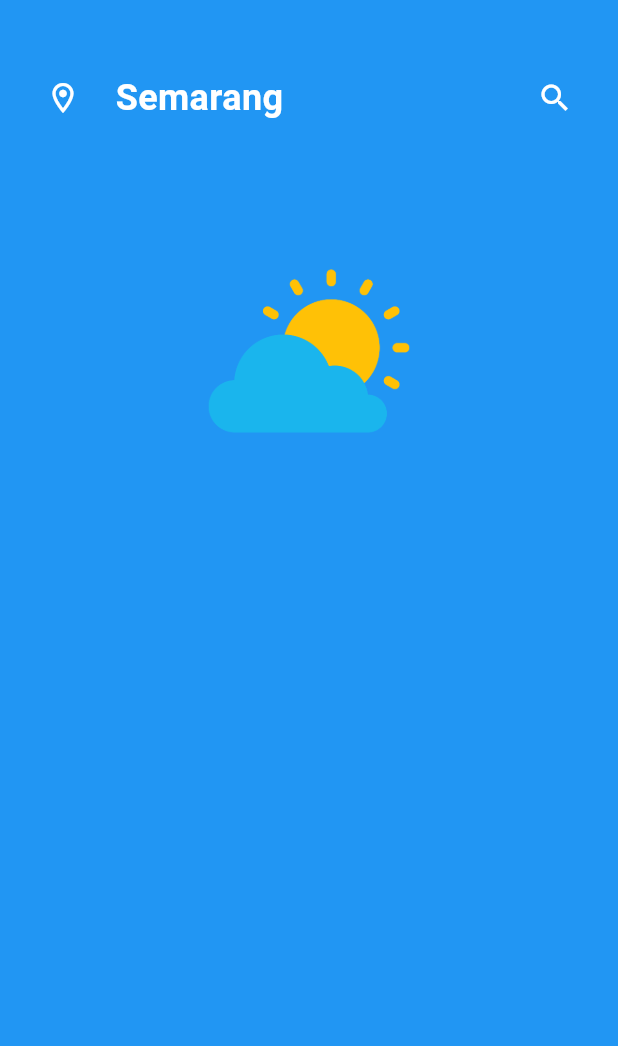
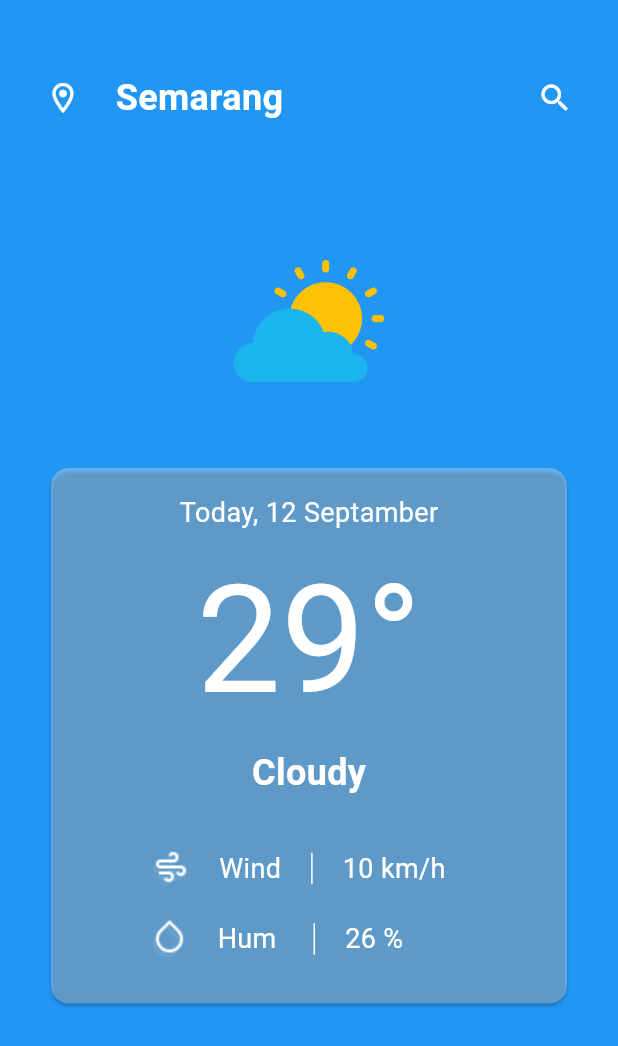
Before and after one commit to muhammad-mustafa1/weather-cast, a Flutter app: the screen it shows after launch, on a phone screen of 412 x 824 dp. Shown: the top 1046 px of the screen. Run offline on Flutter 3.47's test engine with Material 3 defaults, Android fonts, the phone set to English and light mode, and no system bars; our stand-ins replace go_router, google_fonts; Roboto replaces fonts that are missing (Overpass).

Commit message:
create weather card

```diff
--- a/lib/Features/home/presentation/views/widgets/home_view_body.dart
+++ b/lib/Features/home/presentation/views/widgets/home_view_body.dart
@@ -1,4 +1,5 @@
 import 'package:flutter/material.dart';
+import 'package:weather_cast/Features/home/presentation/views/widgets/weather_card.dart';
 import 'package:weather_cast/Features/splash/presentation/views/widgets/custom_app_bar.dart';
 
 class HomeViewBody extends StatelessWidget {
@@ -7,17 +8,17 @@ class HomeViewBody extends StatelessWidget {
   @override
   Widget build(BuildContext context) {
     return Padding(
-      padding: const EdgeInsets.symmetric(horizontal: 30, vertical: 48),
-      child: Column(
-        children: [
-          const CustomAppBar(),
-          const SizedBox(height: 72),
-          Image.asset(
-            'assets/images/logo.png',
-            width: 160,
-            height: 160,
-          ),
-        ],
+      padding: const EdgeInsets.only(top: 48, right: 30, left: 30),
+      child: SingleChildScrollView(
+        child: Column(
+          children: [
+            const CustomAppBar(),
+            const SizedBox(height: 72),
+            Image.asset('assets/images/logo.png', width: 120, height: 120),
+            const SizedBox(height: 34),
+            const WeatherCard(),
+          ],
+        ),
       ),
     );
   }
--- /dev/null
+++ b/lib/Features/home/presentation/views/widgets/weather_card.dart
@@ -0,0 +1,57 @@
+import 'package:flutter/material.dart';
+import 'package:weather_cast/Features/home/presentation/views/widgets/weather_details_item.dart';
+
+class WeatherCard extends StatelessWidget {
+  const WeatherCard({
+    super.key,
+  });
+
+  @override
+  Widget build(BuildContext context) {
+    return Card(
+      color: Colors.white.withOpacity(.3),
+      child: const Column(
+        children: [
+          SizedBox(height: 17),
+          Text(
+            'Today, 12 Septamber',
+            style: TextStyle(fontSize: 18, color: Colors.white),
+          ),
+          Text(
+            '29°',
+            style: TextStyle(
+              fontSize: 100,
+              color: Colors.white,
+              fontWeight: FontWeight.normal,
+            ),
+          ),
+          Text(
+            'Cloudy',
+            style: TextStyle(
+                fontWeight: FontWeight.bold, fontSize: 24, color: Colors.white),
+          ),
+          SizedBox(height: 34),
+          Padding(
+            padding: EdgeInsets.symmetric(horizontal: 67),
+            child: Column(
+              children: [
+                WeatherDetailsItem(
+                  icon: 'assets/icons/windy.png',
+                  text: 'Wind',
+                  value: '10 km/h',
+                ),
+                SizedBox(height: 21),
+                WeatherDetailsItem(
+                  icon: 'assets/icons/hum.png',
+                  text: 'Hum ',
+                  value: '26 %',
+                ),
+                SizedBox(height: 30),
+              ],
+            ),
+          )
+        ],
+      ),
+    );
+  }
+}
--- /dev/null
+++ b/lib/Features/home/presentation/views/widgets/weather_details_item.dart
@@ -0,0 +1,40 @@
+import 'package:flutter/material.dart';
+
+class WeatherDetailsItem extends StatelessWidget {
+  const WeatherDetailsItem({
+    super.key,
+    required this.icon,
+    required this.text,
+    required this.value,
+  });
+  final String icon;
+  final String text;
+  final String value;
+  @override
+  Widget build(BuildContext context) {
+    return Row(
+      children: [
+        Image.asset(
+          icon,
+          color: Colors.white,
+        ),
+        const SizedBox(width: 20),
+        Text(
+          text,
+          style: const TextStyle(fontSize: 18, color: Colors.white),
+        ),
+        const SizedBox(width: 20),
+        Container(
+          color: Colors.white,
+          width: 1,
+          height: 21,
+        ),
+        const SizedBox(width: 20),
+        Text(
+          value,
+          style: const TextStyle(color: Colors.white, fontSize: 18),
+        )
+      ],
+    );
+  }
+}
--- a/pubspec.yaml
+++ b/pubspec.yaml
@@ -65,6 +65,7 @@ flutter:
   # To add assets to your application, add an assets section, like this:
   assets:
     - assets/images/
+    - assets/icons/
 
   # An image asset can refer to one or more resolution-specific "variants", see
   # https://flutter.dev/assets-and-images/#resolution-aware
```
Also changed, not shown: assets/icons/hum.png (added), assets/icons/windy.png (added).
